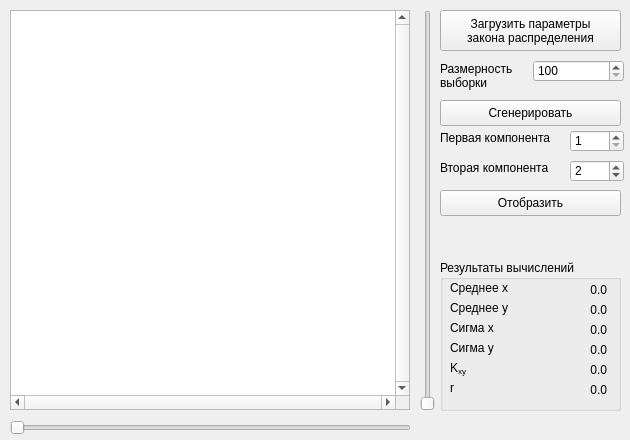
Before: the Qt Designer form mainwindow.ui in lifchicker/pattern-recognition-lab-3, drawn with Qt 5.
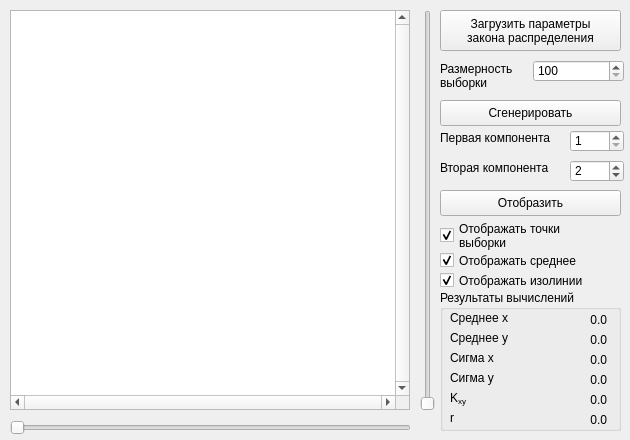
After: the same form once the commit is applied.

Commit message:
One bug left.
mainwindow.cpp:
    Draw points, middle and isolines only if button checked.
    Some refactor work.
    Removed some unused code.

mainwindow.h:
    Added check buttons for point, middle and isolines drawings.

What changed in the file:
```diff
--- a/mainwindow.ui
+++ b/mainwindow.ui
@@ -215,9 +215,9 @@
     <property name="geometry">
      <rect>
       <x>440</x>
-      <y>260</y>
+      <y>290</y>
       <width>181</width>
-      <height>151</height>
+      <height>141</height>
      </rect>
     </property>
     <property name="title">
@@ -424,6 +424,55 @@
      <enum>Qt::Horizontal</enum>
     </property>
    </widget>
+   <widget class="QCheckBox" name="checkBoxSelection">
+    <property name="geometry">
+     <rect>
+      <x>440</x>
+      <y>220</y>
+      <width>181</width>
+      <height>31</height>
+     </rect>
+    </property>
+    <property name="text">
+     <string>Отображать точки
+выборки</string>
+    </property>
+    <property name="checked">
+     <bool>true</bool>
+    </property>
+   </widget>
+   <widget class="QCheckBox" name="checkBoxMiddle">
+    <property name="geometry">
+     <rect>
+      <x>440</x>
+      <y>250</y>
+      <width>181</width>
+      <height>21</height>
+     </rect>
+    </property>
+    <property name="text">
+     <string>Отображать среднее</string>
+    </property>
+    <property name="checked">
+     <bool>true</bool>
+    </property>
+   </widget>
+   <widget class="QCheckBox" name="checkBoxIsolines">
+    <property name="geometry">
+     <rect>
+      <x>440</x>
+      <y>270</y>
+      <width>181</width>
+      <height>21</height>
+     </rect>
+    </property>
+    <property name="text">
+     <string>Отображать изолинии</string>
+    </property>
+    <property name="checked">
+     <bool>true</bool>
+    </property>
+   </widget>
   </widget>
  </widget>
  <layoutdefault spacing="6" margin="11"/>
```
The commit also changes 1 other file.
